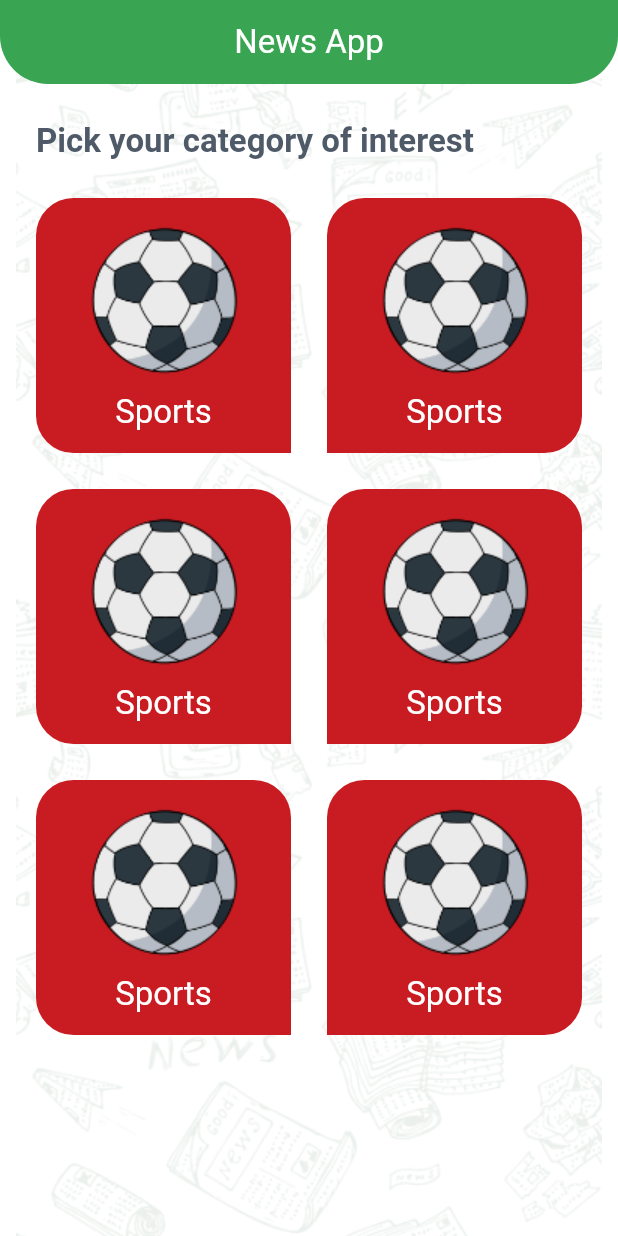
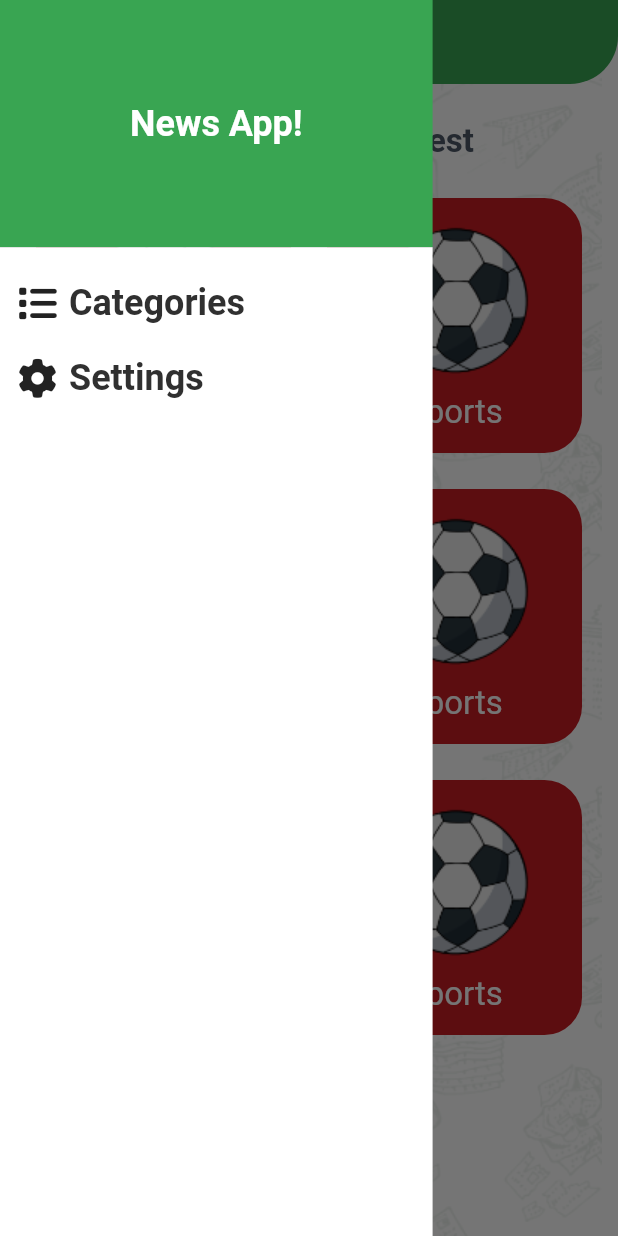
Before and after one commit to MostafaGaber135/news, a Flutter app: the screen it shows after launch, with the side drawer open (before the commit the screen has no drawer), on a phone screen of 412 x 824 dp. Run offline on Flutter 3.47's test engine with Material 3 defaults, Android fonts, the phone set to English and light mode, and no system bars; our stand-ins replace font_awesome_flutter.

Commit message:
Implement home views switching

```diff
--- a/lib/categories/categories_grid.dart
+++ b/lib/categories/categories_grid.dart
@@ -4,8 +4,8 @@ import 'package:news/categories/category_item.dart';
 import 'package:news/models/category_model.dart';
 
 class CategoriesGrid extends StatelessWidget {
-  const CategoriesGrid({super.key});
-
+  const CategoriesGrid({super.key, required this.onCategorySelected});
+  final void Function(CategoryModel) onCategorySelected;
   @override
   Widget build(BuildContext context) {
     List<CategoryModel> categories = List.generate(
@@ -42,10 +42,20 @@ class CategoriesGrid extends StatelessWidget {
                 mainAxisSpacing: 24,
                 crossAxisSpacing: 24,
               ),
-              itemBuilder: (_, index) => CategoryItem(
-                category: categories[index],
-                index: index,
-              ),
+              itemBuilder: (_, index) {
+                CategoryModel category = categories[index];
+                return GestureDetector(
+                  onTap: () {
+                    onCategorySelected(
+                      category,
+                    );
+                  },
+                  child: CategoryItem(
+                    category: category,
+                    index: index,
+                  ),
+                );
+              },
               itemCount: categories.length,
             ),
           ),
--- /dev/null
+++ b/lib/categories/category_details.dart
@@ -0,0 +1,14 @@
+import 'package:flutter/material.dart';
+
+class CategoryDetails extends StatelessWidget {
+  const CategoryDetails({super.key, required this.categoryId});
+  final String categoryId;
+  @override
+  Widget build(BuildContext context) {
+    return const Center(
+      child: Text(
+        'Category Details',
+      ),
+    );
+  }
+}
--- /dev/null
+++ b/lib/drawer/home_drawer.dart
@@ -0,0 +1,101 @@
+import 'package:flutter/material.dart';
+import 'package:font_awesome_flutter/font_awesome_flutter.dart';
+import 'package:news/app_theme.dart';
+
+class HomeDrawer extends StatelessWidget {
+  const HomeDrawer({super.key, required this.onItemSelected});
+  final void Function(DrawerItem) onItemSelected;
+  @override
+  Widget build(BuildContext context) {
+    TextStyle? titleLargeStyle =
+        Theme.of(context).textTheme.titleLarge?.copyWith(
+              fontSize: 24,
+            );
+    Size screenSize = MediaQuery.sizeOf(context);
+    return SizedBox(
+      width: screenSize.width * 0.7,
+      child: Column(
+        children: [
+          Container(
+            alignment: Alignment.center,
+            height: screenSize.height * 0.2,
+            width: double.infinity,
+            color: AppTheme.primary,
+            child: Text(
+              'News App!',
+              style: titleLargeStyle,
+            ),
+          ),
+          Expanded(
+            child: Container(
+              padding: const EdgeInsetsDirectional.only(
+                start: 12,
+                top: 12,
+              ),
+              color: AppTheme.white,
+              child: Column(
+                children: [
+                  const SizedBox(
+                    height: 10,
+                  ),
+                  GestureDetector(
+                    onTap: () => onItemSelected(
+                      DrawerItem.categories,
+                    ),
+                    child: Row(
+                      children: [
+                        const Icon(
+                          FontAwesomeIcons.list,
+                          size: 26,
+                        ),
+                        const SizedBox(
+                          width: 8,
+                        ),
+                        Text(
+                          'Categories',
+                          style: titleLargeStyle?.copyWith(
+                            color: AppTheme.charcoal,
+                          ),
+                        ),
+                      ],
+                    ),
+                  ),
+                  const SizedBox(
+                    height: 20,
+                  ),
+                  GestureDetector(
+                    onTap: () => onItemSelected(
+                      DrawerItem.settings,
+                    ),
+                    child: Row(
+                      children: [
+                        const Icon(
+                          FontAwesomeIcons.gear,
+                          size: 26,
+                        ),
+                        const SizedBox(
+                          width: 8,
+                        ),
+                        Text(
+                          'Settings',
+                          style: titleLargeStyle?.copyWith(
+                            color: AppTheme.charcoal,
+                          ),
+                        ),
+                      ],
+                    ),
+                  ),
+                ],
+              ),
+            ),
+          ),
+        ],
+      ),
+    );
+  }
+}
+
+enum DrawerItem {
+  categories,
+  settings,
+}
--- a/lib/screens/home_screen.dart
+++ b/lib/screens/home_screen.dart
@@ -1,10 +1,22 @@
 import 'package:flutter/material.dart';
 import 'package:news/app_theme.dart';
 import 'package:news/categories/categories_grid.dart';
+import 'package:news/categories/category_details.dart';
+import 'package:news/drawer/home_drawer.dart';
+import 'package:news/models/category_model.dart';
+import 'package:news/settings/settings_tab.dart';
 
-class HomeScreen extends StatelessWidget {
+class HomeScreen extends StatefulWidget {
   const HomeScreen({super.key});
   static const String routeName = 'home-screen';
+
+  @override
+  State<HomeScreen> createState() => _HomeScreenState();
+}
+
+class _HomeScreenState extends State<HomeScreen> {
+  DrawerItem selectedDrawerItem = DrawerItem.categories;
+  CategoryModel? selectedCategory;
   @override
   Widget build(BuildContext context) {
     return Container(
@@ -22,8 +34,29 @@ class HomeScreen extends StatelessWidget {
             'News App',
           ),
         ),
-        body: const CategoriesGrid(),
+        drawer: HomeDrawer(
+          onItemSelected: onDrawerItemSelected,
+        ),
+        body: selectedCategory != null
+            ? CategoryDetails(categoryId: selectedCategory!.id)
+            : selectedDrawerItem == DrawerItem.categories
+                ? CategoriesGrid(
+                    onCategorySelected: onCategorySelected,
+                  )
+                : const SettingsTab(),
       ),
     );
   }
+
+  void onDrawerItemSelected(DrawerItem item) {
+    selectedDrawerItem = item;
+    selectedCategory = null;
+    setState(() {});
+    Navigator.of(context).pop();
+  }
+
+  void onCategorySelected(CategoryModel category) {
+    selectedCategory = category;
+    setState(() {});
+  }
 }
--- /dev/null
+++ b/lib/settings/settings_tab.dart
@@ -0,0 +1,14 @@
+import 'package:flutter/material.dart';
+
+class SettingsTab extends StatelessWidget {
+  const SettingsTab({super.key});
+
+  @override
+  Widget build(BuildContext context) {
+    return const Center(
+      child: Text(
+        'Settings',
+      ),
+    );
+  }
+}
```
Also changed, not shown: pubspec.yaml (+5 -12 lines), pubspec.lock.
